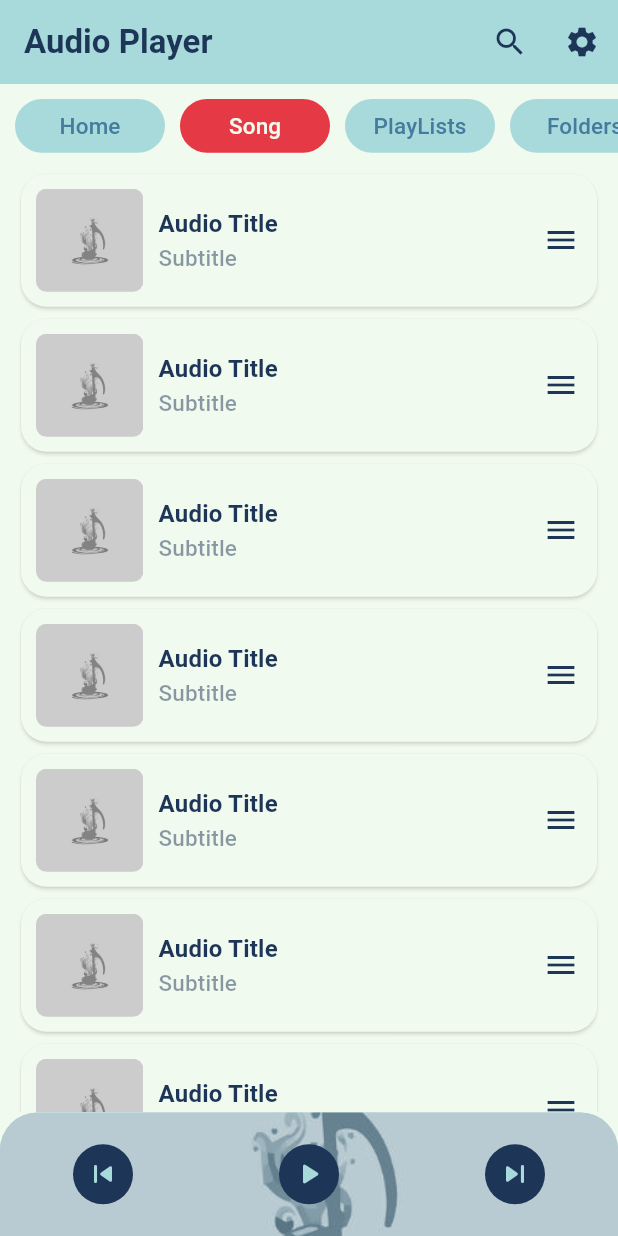
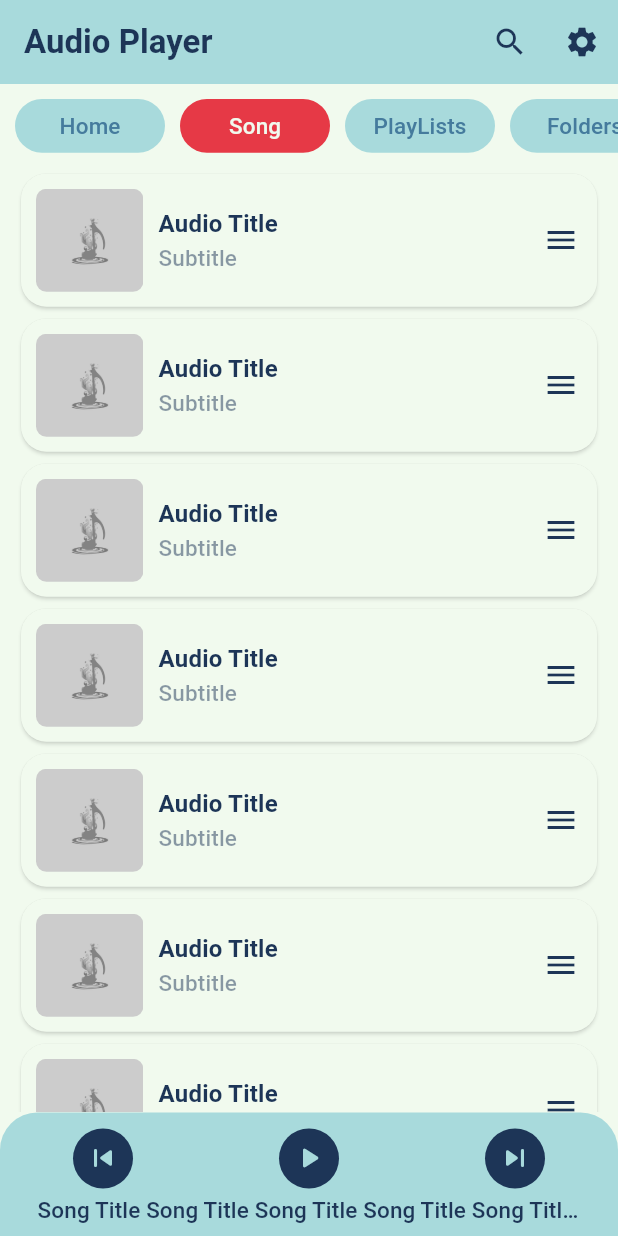
Before and after one commit to m-mhe/audio_drop, a Flutter app: the screen it shows after launch, on a phone screen of 412 x 824 dp. Run offline on Flutter 3.47's test engine with Material 3 defaults, Android fonts, the phone set to English and light mode, and no system bars.

Commit message:
small change in UI

```diff
--- a/audio_drop/lib/app_ui/songs_screen.dart
+++ b/audio_drop/lib/app_ui/songs_screen.dart
@@ -41,7 +41,7 @@ class SongsScreen extends StatelessWidget {
                                 decoration: BoxDecoration(
                                     image: const DecorationImage(
                                         image: AssetImage(
-                                            "assets/images/default_music_thumnail.jpg"),
+                                            "assets/images/default_music_thumbnail.jpg"),
                                         fit: BoxFit.cover),
                                     borderRadius:
                                     BorderRadius.circular(7)),
--- a/audio_drop/lib/app_ui/widgets/navigator_widget.dart
+++ b/audio_drop/lib/app_ui/widgets/navigator_widget.dart
@@ -176,11 +176,6 @@ class _NavigatorWidgetState extends State<NavigatorWidget> {
               height: MediaQuery.sizeOf(context).height / 10,
               width: double.maxFinite,
               decoration: BoxDecoration(
-                image: DecorationImage(
-                    image: AssetImage('assets/images/default_music_thumnail.jpg'),
-                    fit: BoxFit.cover,
-                    colorFilter: ColorFilter.mode(
-                        LightThemeColor.blueTwo, BlendMode.softLight)),
                 borderRadius: const BorderRadius.only(
                     topLeft: Radius.circular(25),
                     topRight: Radius.circular(25)),
@@ -218,6 +213,10 @@ class _NavigatorWidgetState extends State<NavigatorWidget> {
                           )),
                     ],
                   ),
+                  Padding(
+                    padding: const EdgeInsets.symmetric(horizontal: 25),
+                    child: Text('Song Title Song Title Song Title Song Title Song Title Song Title Song Title', style: Theme.of(context).textTheme.titleSmall!.copyWith(color: LightThemeColor.blueOne),maxLines: 1,overflow: TextOverflow.ellipsis,),
+                  )
                 ],
               ),
             ),
```
Also changed, not shown: audio_drop/assets/images/default_music_thumbnail.jpg (renamed from audio_drop/assets/images/default_music_thumnail.jpg).
